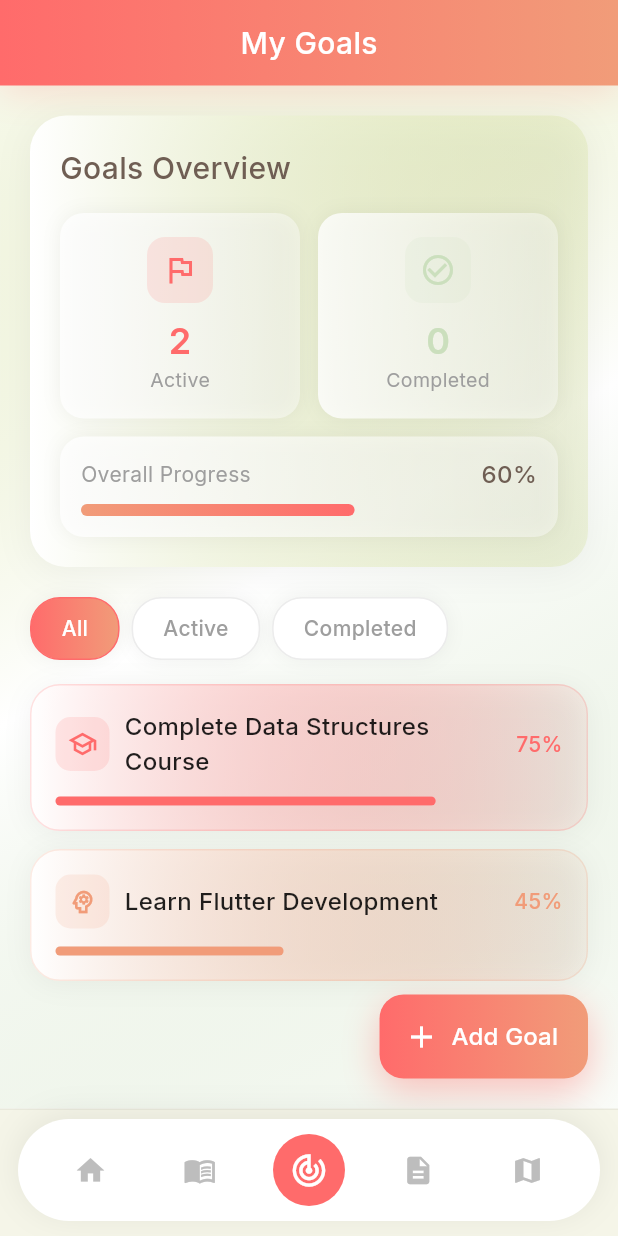
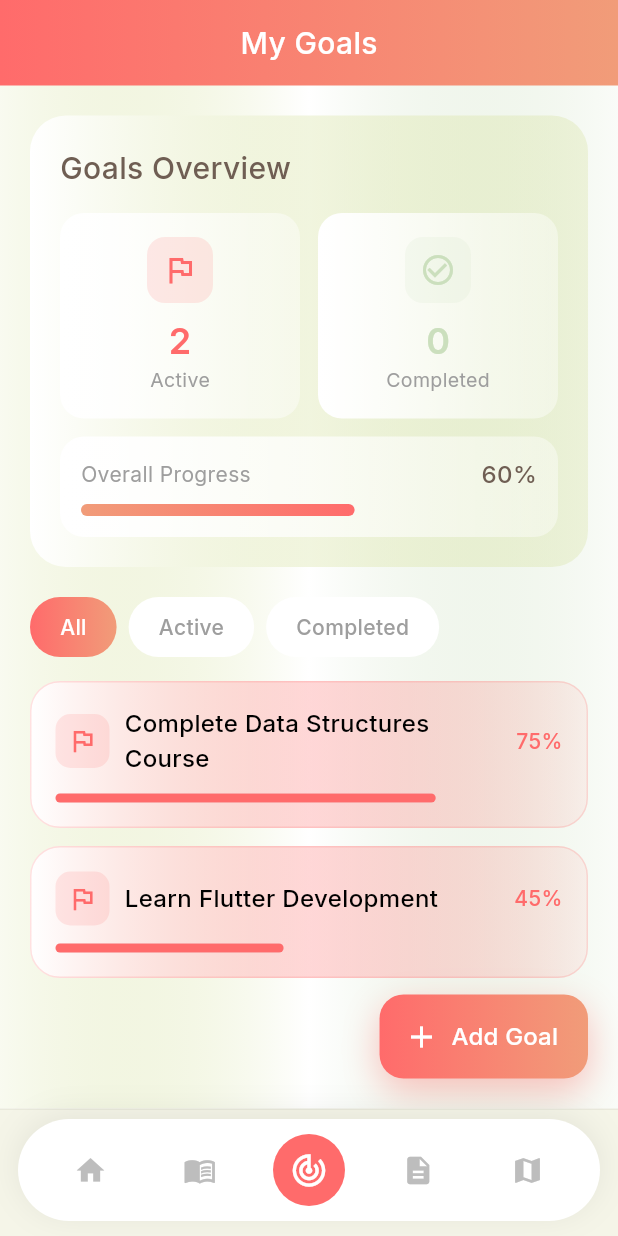
Before and after one commit to YasminMed/SKILLORA-application, a Flutter app: the StudentMainScreen screen opened by its route, item 3 of the bottom bar chosen, on a phone screen of 412 x 824 dp. Run offline on Flutter 3.47's test engine with Material 3 defaults, Android fonts, the light colour scheme and no system bars; our stand-ins replace google_fonts, lottie.

Commit message:
Update study_goals_screen.dart

```diff
--- a/lib/screens/study/study_goals_screen.dart
+++ b/lib/screens/study/study_goals_screen.dart
@@ -1,14 +1,11 @@
 import 'package:flutter/material.dart';
 import '../../constants/app_colors.dart';
 import '../../constants/app_text_styles.dart';
-
-enum GoalCategory { academic, skill, personal, career }
 
 class Goal {
   final String id;
   final String title;
   final String description;
-  final GoalCategory category;
   final int progress;
   final DateTime deadline;
   final List<String> milestones;
@@ -19,7 +16,6 @@ class Goal {
     required this.id,
     required this.title,
     required this.description,
-    required this.category,
     required this.progress,
     required this.deadline,
     required this.milestones,
@@ -29,47 +25,12 @@ class Goal {
 
   int get daysRemaining => deadline.difference(DateTime.now()).inDays;
 
-  Color get categoryColor {
-    switch (category) {
-      case GoalCategory.academic:
-        return AppColors.primary;
-      case GoalCategory.skill:
-        return AppColors.accent;
-      case GoalCategory.personal:
-        return AppColors.limeGreen;
-      case GoalCategory.career:
-        return AppColors.grey;
-    }
+  // Default styling (since category removed)
+  Color get categoryColor => AppColors.primary;
+  IconData get categoryIcon => Icons.flag_outlined;
+  String get categoryName => "Goal";
 }
 
-  String get categoryName {
-    switch (category) {
-      case GoalCategory.academic:
-        return 'Academic';
-      case GoalCategory.skill:
-        return 'Skill';
-      case GoalCategory.personal:
-        return 'Personal';
-      case GoalCategory.career:
-        return 'Career';
-    }
-  }
-
-  IconData get categoryIcon {
-    switch (category) {
-      case GoalCategory.academic:
-        return Icons.school_outlined;
-      case GoalCategory.skill:
-        return Icons.psychology_outlined;
-      case GoalCategory.personal:
-        return Icons.person_outline;
-      case GoalCategory.career:
-        return Icons.work_outline;
-    }
-  }
-}
-
-//main screen
 class StudentGoalScreen extends StatefulWidget {
   const StudentGoalScreen({Key? key}) : super(key: key);
 
@@ -83,7 +44,6 @@ class _StudentGoalScreenState extends State<StudentGoalScreen> {
       id: '1',
       title: 'Complete Data Structures Course',
       description: 'Master all fundamental data structures and algorithms',
-      category: GoalCategory.academic,
       progress: 75,
       deadline: DateTime.now().add(const Duration(days: 15)),
       milestones: ['Arrays & Strings', 'Linked Lists', 'Trees & Graphs', 'Algorithm Problems'],
@@ -93,7 +53,6 @@ class _StudentGoalScreenState extends State<StudentGoalScreen> {
       id: '2',
       title: 'Learn Flutter Development',
       description: 'Build mobile apps with Flutter and Dart',
-      category: GoalCategory.skill,
       progress: 45,
       deadline: DateTime.now().add(const Duration(days: 30)),
       milestones: ['Setup Environment', 'Learn Dart', 'First App', 'State Management'],
@@ -121,12 +80,10 @@ class _StudentGoalScreenState extends State<StudentGoalScreen> {
         Container(
           decoration: BoxDecoration(
             gradient: LinearGradient(
-              begin: Alignment.topLeft,
-              end: Alignment.bottomRight,
               colors: [
                 AppColors.limeGreen.withOpacity(0.15),
                 AppColors.white,
-                AppColors.softGreen.withOpacity(0.1)
+                AppColors.softGreen.withOpacity(0.1),
               ],
             ),
           ),
@@ -156,7 +113,7 @@ class _StudentGoalScreenState extends State<StudentGoalScreen> {
           ),
         ),
 
-        // flot add btn
+        // Floating button
         Positioned(
           bottom: 20,
           right: 20,
@@ -185,19 +142,15 @@ class _StudentGoalScreenState extends State<StudentGoalScreen> {
     );
   }
 
-//appbar
   _buildAppBar(BuildContext context) => Container(
-        decoration: BoxDecoration(
-          gradient: const LinearGradient(colors: [AppColors.primary, AppColors.accent]),
-          boxShadow: [BoxShadow(color: AppColors.primary.withOpacity(0.2), blurRadius: 20, offset: const Offset(0,4))],
+        decoration: const BoxDecoration(
+          gradient: LinearGradient(colors: [AppColors.primary, AppColors.accent]),
         ),
         padding: const EdgeInsets.symmetric(horizontal: 20, vertical: 14),
-        child:
-            // const SizedBox(width: 12),
-          Center(child: Text('My Goals', style: AppTextStyles.h2.copyWith(color: AppColors.white, fontSize: 20))),
-
+        child: Center(
+          child: Text('My Goals', style: AppTextStyles.h2.copyWith(color: AppColors.white, fontSize: 20)),
+        ),
       );
-
 
   Widget _buildGoalSummary(int active, int completed, double progress) {
     return Container(
@@ -205,9 +158,6 @@ class _StudentGoalScreenState extends State<StudentGoalScreen> {
       decoration: BoxDecoration(
         gradient: LinearGradient(colors: [AppColors.white, AppColors.limeGreen.withOpacity(0.3)]),
         borderRadius: BorderRadius.circular(24),
-        boxShadow: [
-          BoxShadow(color: AppColors.black.withOpacity(0.05), blurRadius: 20, offset: const Offset(0, 4))
-        ],
       ),
       child: Column(
         crossAxisAlignment: CrossAxisAlignment.start,
@@ -223,7 +173,8 @@ class _StudentGoalScreenState extends State<StudentGoalScreen> {
           ),
           const SizedBox(height: 12),
           _buildProgressBar('Overall Progress', progress),
-      ]),
+        ],
+      ),
     );
   }
 
@@ -232,9 +183,8 @@ class _StudentGoalScreenState extends State<StudentGoalScreen> {
       child: Container(
         padding: const EdgeInsets.all(16),
         decoration: BoxDecoration(
-          gradient: LinearGradient(colors: [AppColors.white.withOpacity(0.8), AppColors.white.withOpacity(0.4)]),
+          gradient: LinearGradient(colors: [AppColors.white, AppColors.white.withOpacity(0.4)]),
           borderRadius: BorderRadius.circular(16),
-          boxShadow: [BoxShadow(color: AppColors.black.withOpacity(0.05), blurRadius: 10)],
         ),
         child: Column(
           children: [
@@ -256,11 +206,12 @@ class _StudentGoalScreenState extends State<StudentGoalScreen> {
     return Container(
       padding: const EdgeInsets.all(14),
       decoration: BoxDecoration(
-        gradient: LinearGradient(colors: [AppColors.white.withOpacity(0.8), AppColors.white.withOpacity(0.4)]),
+        gradient: LinearGradient(colors: [AppColors.white, AppColors.white.withOpacity(0.4)]),
         borderRadius: BorderRadius.circular(16),
-        boxShadow: [BoxShadow(color: AppColors.black.withOpacity(0.05), blurRadius: 10)],
       ),
-      child: Column(crossAxisAlignment: CrossAxisAlignment.start, children: [
+      child: Column(
+        crossAxisAlignment: CrossAxisAlignment.start,
+        children: [
           Row(mainAxisAlignment: MainAxisAlignment.spaceBetween, children: [
             Text(label, style: AppTextStyles.small.copyWith(color: AppColors.grey)),
             Text('${progress.toInt()}%', style: AppTextStyles.button.copyWith(color: AppColors.darkBrown)),
@@ -280,11 +231,11 @@ class _StudentGoalScreenState extends State<StudentGoalScreen> {
               ),
             ),
           ),
-      ]),
+        ],
+      ),
     );
   }
 
-//filters
   Widget _buildFilterChips() {
     final filters = ['All', 'Active', 'Completed'];
     return SingleChildScrollView(
@@ -299,13 +250,15 @@ class _StudentGoalScreenState extends State<StudentGoalScreen> {
               child: Container(
                 padding: const EdgeInsets.symmetric(horizontal: 20, vertical: 10),
                 decoration: BoxDecoration(
-                  gradient: isSelected ? const LinearGradient(colors: [AppColors.primary, AppColors.accent]) : null,
+                  gradient:
+                      isSelected ? const LinearGradient(colors: [AppColors.primary, AppColors.accent]) : null,
                   color: isSelected ? null : AppColors.white,
                   borderRadius: BorderRadius.circular(20),
-                  border: Border.all(color: isSelected ? AppColors.primary : AppColors.grey.withOpacity(0.2)),
-                  boxShadow: [BoxShadow(color: AppColors.black.withOpacity(0.05), blurRadius: 10)],
                 ),
-                child: Text(filter, style: AppTextStyles.label.copyWith(color: isSelected ? AppColors.white : AppColors.grey)),
+                child: Text(
+                  filter,
+                  style: AppTextStyles.label.copyWith(color: isSelected ? AppColors.white : AppColors.grey),
+                ),
               ),
             ),
           );
@@ -314,7 +267,6 @@ class _StudentGoalScreenState extends State<StudentGoalScreen> {
     );
   }
 
-//goals list
   Widget _buildGoalsList() {
     return Column(
       crossAxisAlignment: CrossAxisAlignment.start,
@@ -328,17 +280,12 @@ class _StudentGoalScreenState extends State<StudentGoalScreen> {
   }
 
   Widget _buildGoalCard(Goal goal) {
-    return GestureDetector(
-      onTap: () {},
-      child: Container(
+    return Container(
       padding: const EdgeInsets.all(16),
       decoration: BoxDecoration(
         gradient: LinearGradient(colors: [AppColors.white, goal.categoryColor.withOpacity(0.08)]),
         borderRadius: BorderRadius.circular(20),
         border: Border.all(color: goal.categoryColor.withOpacity(0.2)),
-          boxShadow: [
-            BoxShadow(color: AppColors.black.withOpacity(0.05), blurRadius: 15, offset: const Offset(0, 2)),
-          ],
       ),
       child: Column(
         crossAxisAlignment: CrossAxisAlignment.start,
@@ -355,15 +302,9 @@ class _StudentGoalScreenState extends State<StudentGoalScreen> {
               ),
               const SizedBox(width: 10),
               Expanded(
-                  child: Text(
-                    goal.title,
-                    style: AppTextStyles.button.copyWith(color: AppColors.black.withOpacity(0.87)),
+                child: Text(goal.title, style: AppTextStyles.button.copyWith(color: AppColors.black)),
               ),
-                ),
-                Text(
-                  '${goal.progress}%',
-                  style: AppTextStyles.label.copyWith(color: goal.categoryColor),
-                ),
+              Text('${goal.progress}%', style: AppTextStyles.label.copyWith(color: goal.categoryColor)),
             ],
           ),
           const SizedBox(height: 12),
@@ -383,7 +324,6 @@ class _StudentGoalScreenState extends State<StudentGoalScreen> {
           ),
         ],
       ),
-      ),
     );
   }
 }
```
Lines whose indentation alone changed are shown as unchanged.
